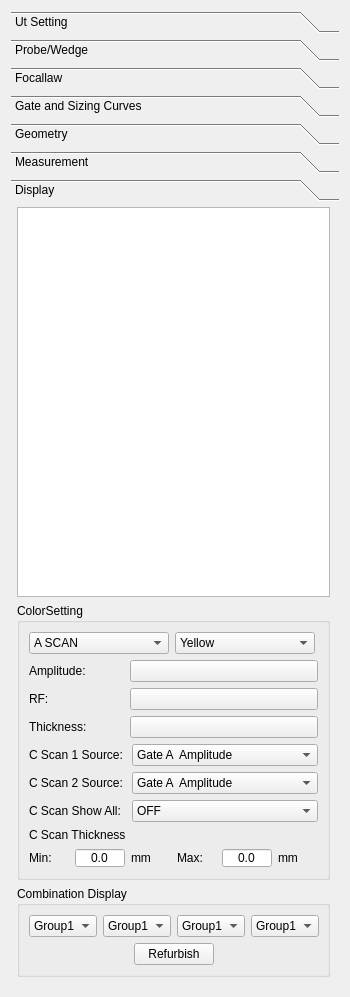
Qt form phascan_view/ui/DopplerGroupTab.ui (qinxingying/hello-word) before a commit.
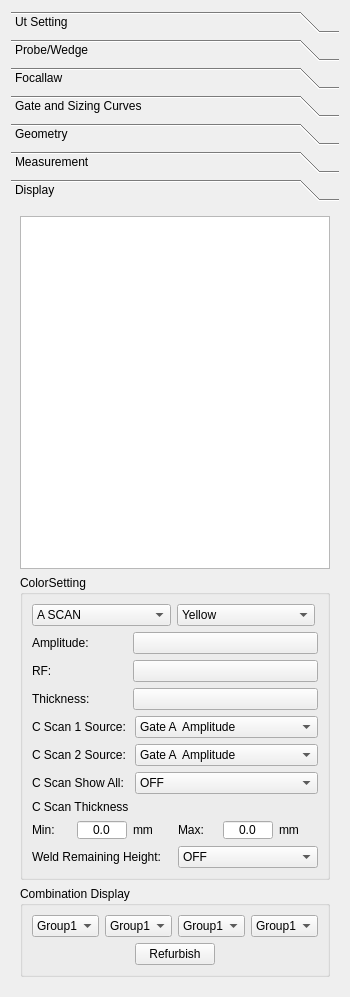
The same form after that commit. The open tabs and pages were chosen to show the change. Icons and pictures are not drawn. Custom widgets are drawn as their Qt base class.

What changed in the file:
```diff
--- a/phascan_view/ui/DopplerGroupTab.ui
+++ b/phascan_view/ui/DopplerGroupTab.ui
@@ -9847,13 +9847,7 @@
             <height>0</height>
            </size>
           </property>
-          <layout class="QVBoxLayout" name="verticalLayout_18" stretch="14,9,2">
-           <property name="leftMargin">
-            <number>6</number>
-           </property>
-           <property name="topMargin">
-            <number>0</number>
-           </property>
+          <layout class="QVBoxLayout" name="verticalLayout_25">
            <item>
             <widget class="QTreeView" name="treeView">
              <property name="dragEnabled">
@@ -9866,7 +9860,7 @@
              <property name="title">
               <string>ColorSetting</string>
              </property>
-             <layout class="QVBoxLayout" name="verticalLayout_25" stretch="1,3,3,1">
+             <layout class="QVBoxLayout" name="verticalLayout_18">
               <item>
                <layout class="QHBoxLayout" name="horizontalLayout_14">
                 <property name="rightMargin">
@@ -10260,6 +10254,31 @@
                 </item>
                </layout>
               </item>
+              <item>
+               <layout class="QHBoxLayout" name="horizontalLayout_26">
+                <item>
+                 <widget class="QLabel" name="LabelWeldRemainingHeight">
+                  <property name="text">
+                   <string>Weld Remaining Height:</string>
+                  </property>
+                 </widget>
+                </item>
+                <item>
+                 <widget class="QComboBox" name="ComWeldRemianingHeight">
+                  <item>
+                   <property name="text">
+                    <string>OFF</string>
+                   </property>
+                  </item>
+                  <item>
+                   <property name="text">
+                    <string>ON</string>
+                   </property>
+                  </item>
+                 </widget>
+                </item>
+               </layout>
+              </item>
              </layout>
             </widget>
            </item>
```
Left out of the diff: 4 changed lines with no effect on the pictures.
